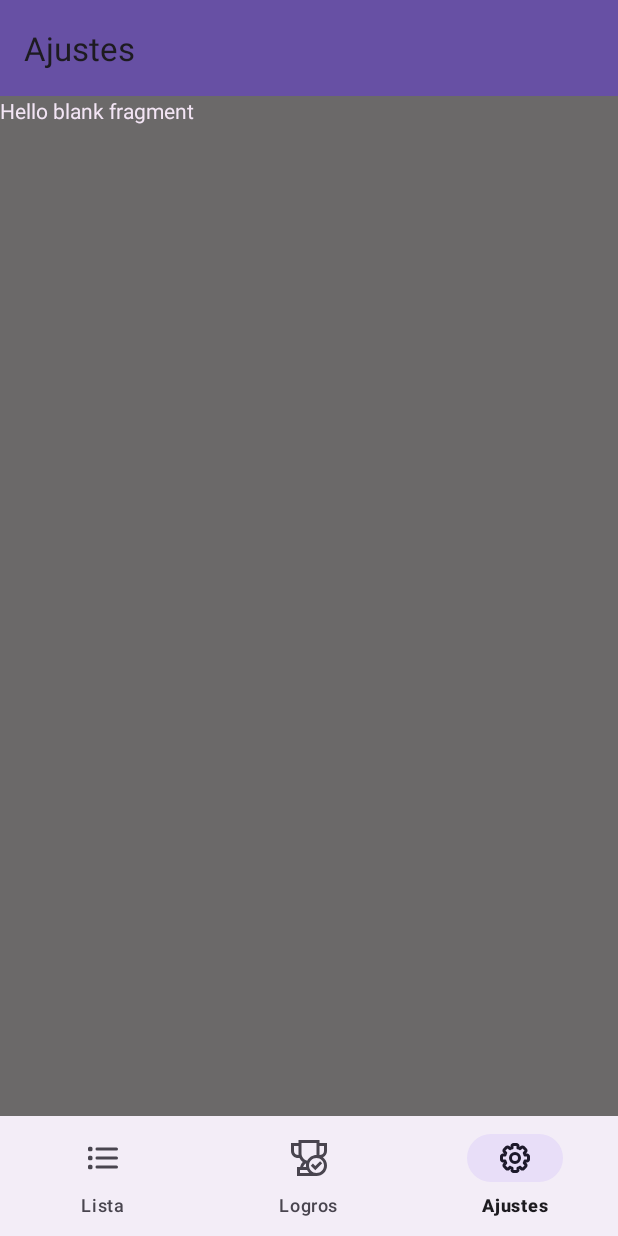
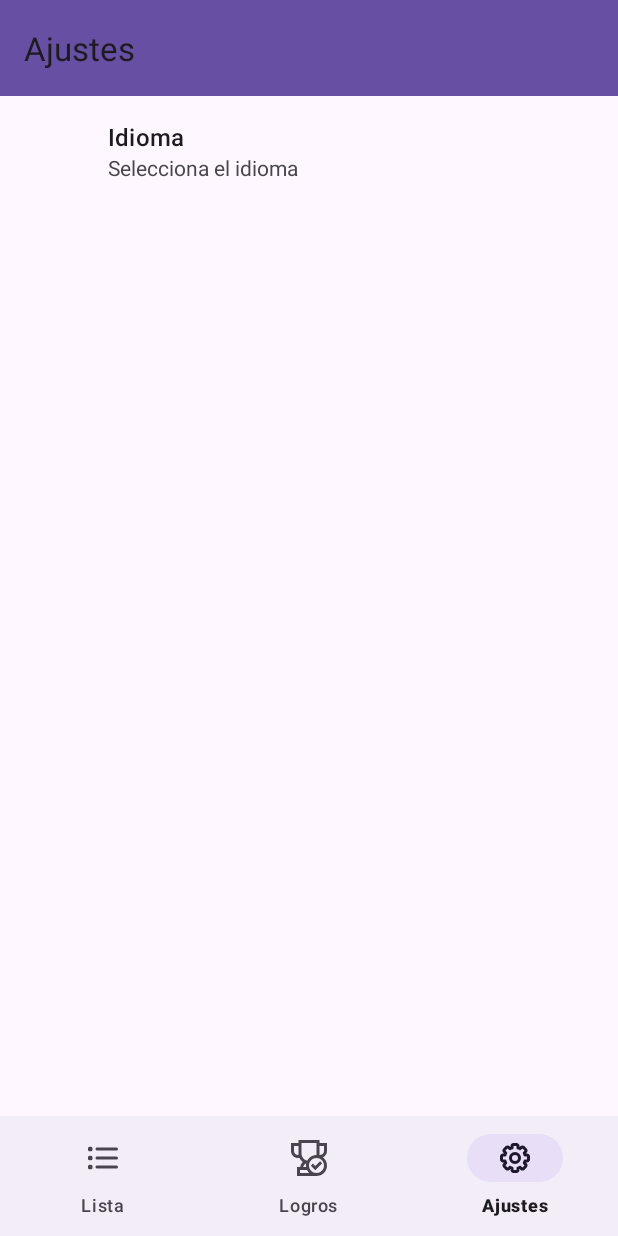
Before and after one commit to dsierra-97/TeslaTracker, an Android app: the SettingsFragment screen opened through its navigation route, on a phone screen of 412 x 824 dp. Run offline under Robolectric (Android 15) with nearby library versions, the phone set to English and light mode, and no system bars; our stand-ins replace androidx.preference, navigation-ui.

Commit message:
implementacion cambio de idioma dentro de la app

```diff
--- a/app/src/main/java/com/sierrapor/teslatracker/MainActivity.java
+++ b/app/src/main/java/com/sierrapor/teslatracker/MainActivity.java
@@ -1,5 +1,9 @@
 package com.sierrapor.teslatracker;
 
+import android.content.Context;
+import android.content.SharedPreferences;
+import android.content.res.Configuration;
+import android.content.res.Resources;
 import android.os.Bundle;
 import android.util.Log;
 
@@ -14,9 +18,11 @@ import androidx.navigation.NavController;
 import androidx.navigation.Navigation;
 import androidx.navigation.fragment.NavHostFragment;
 import androidx.navigation.ui.NavigationUI;
+import androidx.preference.PreferenceManager;
 
 import com.google.android.material.bottomnavigation.BottomNavigationView;
 
+import java.util.Locale;
 import java.util.Objects;
 
 
@@ -50,4 +56,21 @@ public class MainActivity extends AppCompatActivity {
             return insets;
         });
     }
+
+    @Override
+    protected void attachBaseContext(Context newBase) {
+        SharedPreferences prefs = PreferenceManager.getDefaultSharedPreferences(newBase);
+        String lang = prefs.getString("language", "es");
+        Context context = updateLocale(newBase, lang);
+        super.attachBaseContext(context);
+    }
+
+    private Context updateLocale(Context context, String langCode) {
+        Locale locale = new Locale(langCode);
+        Locale.setDefault(locale);
+        Resources res = context.getResources();
+        Configuration config = new Configuration(res.getConfiguration());
+        config.setLocale(locale);
+        return context.createConfigurationContext(config);
+    }
 }
--- a/app/src/main/java/com/sierrapor/teslatracker/settings/SettingsFragment.java
+++ b/app/src/main/java/com/sierrapor/teslatracker/settings/SettingsFragment.java
@@ -1,66 +1,46 @@
 package com.sierrapor.teslatracker.settings;
 
+import android.content.Context;
+import android.content.SharedPreferences;
+import android.content.res.Configuration;
+import android.content.res.Resources;
 import android.os.Bundle;
 
-import androidx.fragment.app.Fragment;
-
-import android.view.LayoutInflater;
-import android.view.View;
-import android.view.ViewGroup;
+import androidx.preference.ListPreference;
+import androidx.preference.PreferenceFragmentCompat;
+import androidx.preference.PreferenceManager;
 
 import com.sierrapor.teslatracker.R;
 
-/**
- * A simple {@link Fragment} subclass.
- * Use the {@link SettingsFragment#newInstance} factory method to
- * create an instance of this fragment.
- */
-public class SettingsFragment extends Fragment {
+import java.util.Locale;
 
-    // TODO: Rename parameter arguments, choose names that match
-    // the fragment initialization parameters, e.g. ARG_ITEM_NUMBER
-    private static final String ARG_PARAM1 = "param1";
-    private static final String ARG_PARAM2 = "param2";
 
-    // TODO: Rename and change types of parameters
-    private String mParam1;
-    private String mParam2;
+public class SettingsFragment extends PreferenceFragmentCompat {
+    @Override
+    public void onCreatePreferences(Bundle savedInstanceState, String rootKey) {
+        setPreferencesFromResource(R.xml.root_preferences, rootKey);
 
-    public SettingsFragment() {
-        // Required empty public constructor
-    }
-
-    /**
-     * Use this factory method to create a new instance of
-     * this fragment using the provided parameters.
-     *
-     * @param param1 Parameter 1.
-     * @param param2 Parameter 2.
-     * @return A new instance of fragment SettingsFragment.
-     */
-    // TODO: Rename and change types and number of parameters
-    public static SettingsFragment newInstance(String param1, String param2) {
-        SettingsFragment fragment = new SettingsFragment();
-        Bundle args = new Bundle();
-        args.putString(ARG_PARAM1, param1);
-        args.putString(ARG_PARAM2, param2);
-        fragment.setArguments(args);
-        return fragment;
-    }
-
-    @Override
-    public void onCreate(Bundle savedInstanceState) {
-        super.onCreate(savedInstanceState);
-        if (getArguments() != null) {
-            mParam1 = getArguments().getString(ARG_PARAM1);
-            mParam2 = getArguments().getString(ARG_PARAM2);
+        ListPreference languagePreference = findPreference("language");
+        if (languagePreference != null) {
+            languagePreference.setOnPreferenceChangeListener((preference, newValue) -> {
+                setLocale(requireContext(), newValue.toString());
+                requireActivity().recreate(); // Recarga la actividad para aplicar el cambio
+                return true;
+            });
         }
     }
 
-    @Override
-    public View onCreateView(LayoutInflater inflater, ViewGroup container,
-                             Bundle savedInstanceState) {
-        // Inflate the layout for this fragment
-        return inflater.inflate(R.layout.fragment_settings, container, false);
+    private void setLocale(Context context, String langCode) {
+        Locale locale = new Locale(langCode);
+        Locale.setDefault(locale);
+        Resources resources = context.getResources();
+        Configuration config = resources.getConfiguration();
+        config.setLocale(locale);
+        resources.updateConfiguration(config, resources.getDisplayMetrics());
+
+        // Guardar preferencia para mantener el idioma al reiniciar
+        SharedPreferences.Editor editor = PreferenceManager.getDefaultSharedPreferences(context).edit();
+        editor.putString("language", langCode);
+        editor.apply();
     }
 }
--- /dev/null
+++ b/app/src/main/res/values/arrays.xml
@@ -0,0 +1,12 @@
+<?xml version="1.0" encoding="utf-8"?>
+<resources>
+    <string-array name="language_entries">
+        <item>@string/language_spanish</item>
+        <item>@string/language_english</item>
+    </string-array>
+
+    <string-array name="language_values">
+        <item>@string/language_value_es</item>
+        <item>@string/language_value_en</item>
+    </string-array>
+</resources>
--- a/app/src/main/res/values/strings.xml
+++ b/app/src/main/res/values/strings.xml
@@ -2,23 +2,24 @@
 <resources>
     <string name="app_name">TeslaTracker</string>
     <string name="example_message">TeslaTracker Vista Principal</string>
-    <!-- Strings para preferencias de idiomas -->
-    <string name="language">Idioma</string>
-    <string name="language_summary">Selecciona un idioma</string>
-    <!-- Idiomas disponibles -->
-    <string-array name="language_entries">
-        <item>English</item>
-        <item>Español</item>
-    </string-array>
-    <!-- Códigos de Idiomas -->
-    <string-array name="language_values">
-        <item>en</item>
-        <item>es</item>
-    </string-array>
+
+    <!-- Etiquetas traducibles -->
+    <string name="pref_language">Idioma</string>
+    <string name="pref_language_summary">Selecciona el idioma</string>
+    <string name="pref_language_dialog">Elige un idioma</string>
+
+    <!-- Opciones del idioma -->
+    <string name="language_spanish">Español</string>
+    <string name="language_english">Inglés</string>
+
+    <!-- Valores para ListPreference -->
+    <string name="language_value_es" translatable="false">es</string>
+    <string name="language_value_en" translatable="false">en</string>
+
     <!-- Menú -->
     <string name="list">Lista</string>
     <string name="achievements">Logros</string>
     <string name="settings">Ajustes</string>
+    <string name="hello_blank_fragment">Hola fragmento en blanco</string>
     <!-- TODO: Remove or change this placeholder text -->
-    <string name="hello_blank_fragment">Hello blank fragment</string>
 </resources>
--- /dev/null
+++ b/app/src/main/res/xml/root_preferences.xml
@@ -0,0 +1,11 @@
+<?xml version="1.0" encoding="utf-8"?>
+<PreferenceScreen xmlns:android="http://schemas.android.com/apk/res/android">
+    <ListPreference
+        android:key="language"
+        android:title="@string/pref_language"
+        android:summary="@string/pref_language_summary"
+        android:dialogTitle="@string/pref_language_dialog"
+        android:entries="@array/language_entries"
+        android:entryValues="@array/language_values"
+        android:defaultValue="@string/language_value_es" />
+</PreferenceScreen>
```
Also changed, not shown: 1 other file.
